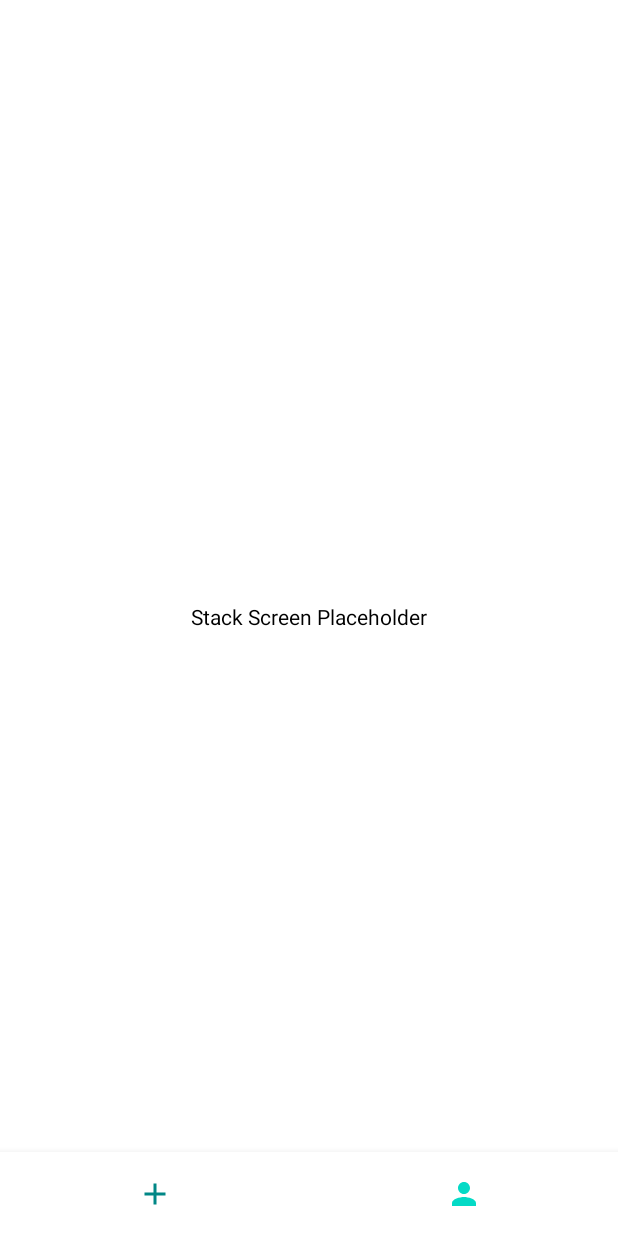
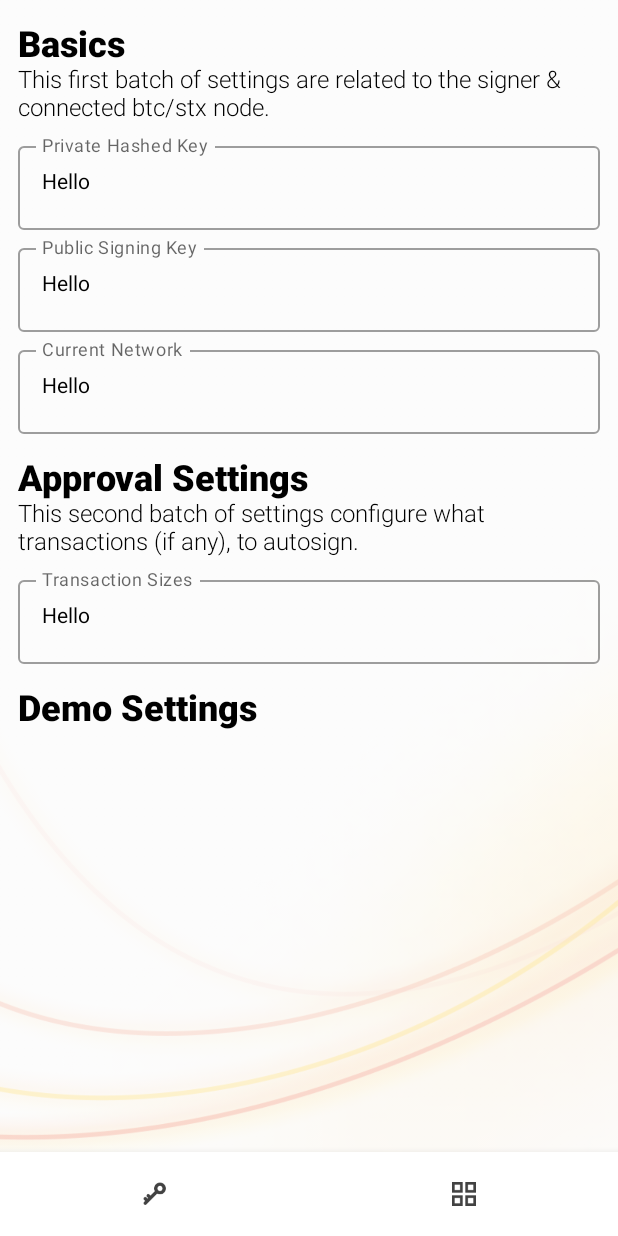
Before and after one commit to setzeus/STXSign, an Android app built with Jetpack Compose: the Stack screen opened through its navigation route, on a phone screen of 412 x 824 dp. Before the commit the screen is almost empty. Run offline under Robolectric (Android 15) with nearby library versions, the phone set to English and light mode, and no system bars.

```diff
--- a/app/src/main/java/com/example/stxsign/MainActivity.kt
+++ b/app/src/main/java/com/example/stxsign/MainActivity.kt
@@ -52,6 +52,8 @@ enum class TransactionType {
 enum class TransactionStatus {
     ABSTAIN, APPROVE, REJECT, UNSIGNED
 }
+
+//data class Configuration
 
 // Request Model
 data class Request(
@@ -237,7 +239,7 @@ fun MainLayout(coreViewModel: CoreViewModel) {
     ) {
         NavHost(navController = navController, startDestination = Screen.Sign.title) {
             composable(Screen.Stack.title) {
-                StackScreen()
+                StackScreen(navController = navController, navBackStackEntry, navBackStackEntry?.destination?.route, coreViewModel)
             }
             composable(Screen.Sign.title) {
                 SignScreen(navController = navController, navBackStackEntry, navBackStackEntry?.destination?.route, coreViewModel)
--- a/app/src/main/java/com/example/stxsign/NavScreens.kt
+++ b/app/src/main/java/com/example/stxsign/NavScreens.kt
@@ -1,3 +1,5 @@
+import androidx.compose.foundation.Image
+import androidx.compose.foundation.layout.size
 import androidx.compose.material.BottomNavigation
 import androidx.compose.material.BottomNavigationItem
 import androidx.compose.material.Icon
@@ -6,35 +8,49 @@ import androidx.compose.material.icons.Icons
 import androidx.compose.material.icons.filled.*
 import androidx.compose.runtime.Composable
 import androidx.compose.runtime.getValue
+import androidx.compose.ui.Alignment
 import androidx.compose.ui.graphics.vector.ImageVector
 import androidx.navigation.NavController
 import androidx.navigation.NavHostController
 import androidx.navigation.compose.currentBackStackEntryAsState
 import androidx.compose.ui.Modifier
+import androidx.compose.ui.draw.rotate
 import androidx.compose.ui.graphics.Color
+import androidx.compose.ui.layout.ContentScale
+import androidx.compose.ui.res.colorResource
+import androidx.compose.ui.res.painterResource
+import androidx.compose.ui.unit.dp
 import androidx.navigation.NavBackStackEntry
+import com.example.stxsign.R
 
-sealed class Screen(val route:String, val title:String, val icon:ImageVector) {
-    object Stack: Screen("stack", title = "Stack", icon = Icons.Default.Person)
-    object Sign: Screen("sign", title = "Sign", icon = Icons.Default.Refresh)
+sealed class Screen(val route:String, val title:String, val icon:Int) {
+    object Stack: Screen("stack", title = "Stack", icon = R.drawable.keyiconss)
+    object Sign: Screen("sign", title = "Sign", icon = R.drawable.gridiconss)
 }
 
-data class BottomNavigationItem(val route: String, val icon: ImageVector, val iconContentDescription: String)
+data class BottomNavigationItem(val route: String, val icon: Int, val iconContentDescription: String)
 
 val bottomNavigationItems = listOf(
-    BottomNavigationItem(Screen.Sign.title, Icons.Default.Add, Screen.Sign.title),
-    BottomNavigationItem(Screen.Stack.title, Icons.Default.Person, Screen.Stack.title),
+    BottomNavigationItem(Screen.Sign.title, R.drawable.keyiconss, Screen.Sign.title),
+    BottomNavigationItem(Screen.Stack.title, R.drawable.gridiconss, Screen.Stack.title),
 )
 
 @Composable
 fun STXSignBottomNavigation(navController: NavHostController, navBackStackEntry: NavBackStackEntry?, currentRoute: String?) {
-    BottomNavigation(modifier = Modifier, backgroundColor = androidx.compose.material.MaterialTheme.colors.background, contentColor = androidx.compose.material.MaterialTheme.colors.secondary) {
+    BottomNavigation(modifier = Modifier, backgroundColor = androidx.compose.material.MaterialTheme.colors.background, contentColor = colorResource( id = R.color.navClick_orange_100)) {
         //val currentRoute = navBackStackEntry?.destination?.route
 
         bottomNavigationItems.forEach { item ->
             BottomNavigationItem(
-                unselectedContentColor = androidx.compose.material.MaterialTheme.colors.secondaryVariant,
-                icon = { Icon(imageVector = item.icon, contentDescription = item.iconContentDescription) },
+                //unselectedContentColor = androidx.compose.material.MaterialTheme.colors.primary,
+                icon = { Image(
+                    painter = painterResource(id = item.icon),
+                    contentDescription = "Restfully Placeholder Coach Image",
+                    modifier = Modifier
+                        .size(16.dp)
+                        .rotate(180f),
+                    contentScale = ContentScale.Fit
+                ) },
                 selected = currentRoute == item.route,
                 onClick = {
                     navController.navigate(item.route) {
--- a/app/src/main/java/com/example/stxsign/StackScreen.kt
+++ b/app/src/main/java/com/example/stxsign/StackScreen.kt
@@ -7,10 +7,7 @@ import androidx.compose.foundation.background
 import androidx.compose.foundation.layout.*
 import androidx.compose.foundation.shape.RoundedCornerShape
 import androidx.compose.material.*
-import androidx.compose.runtime.Composable
 import androidx.compose.ui.Alignment
-import androidx.compose.ui.Modifier
-import androidx.compose.ui.graphics.Color
 import androidx.compose.ui.graphics.RectangleShape
 import androidx.compose.ui.layout.ContentScale
 import androidx.compose.ui.res.painterResource
@@ -18,18 +15,74 @@ import androidx.compose.ui.text.font.FontWeight
 import androidx.compose.ui.text.style.TextAlign
 import androidx.compose.ui.tooling.preview.Preview
 import androidx.compose.ui.unit.dp
+import androidx.navigation.NavBackStackEntry
+import androidx.navigation.NavHostController
 import androidx.navigation.compose.NavHost
 import androidx.navigation.compose.composable
 import androidx.navigation.compose.rememberNavController
+import androidx.compose.material.*
+import androidx.compose.runtime.*
+import androidx.compose.ui.Modifier
+import androidx.compose.ui.draw.paint
+import androidx.compose.ui.graphics.Color
+import androidx.compose.ui.text.font.FontStyle
+import androidx.compose.ui.text.input.TextFieldValue
+import androidx.compose.ui.unit.sp
 
 @Composable
-fun StackScreen() {
+fun StackScreen(navController: NavHostController, navBackStackEntry: NavBackStackEntry?, currentRoute: String?, coreViewModel: CoreViewModel) {
+
+    var text by remember { mutableStateOf("Hello") }
+
     Surface(
         modifier = Modifier.fillMaxSize(),
-        color = MaterialTheme.colors.background
+        //color = MaterialTheme.colors.background
     ) {
-        Box(modifier = Modifier.fillMaxSize(), contentAlignment = Alignment.Center) {
-            Text(text = "Stack Screen Placeholder")
+        Box(modifier = Modifier.fillMaxSize().paint(
+            painterResource(id = R.drawable.signviewbg),
+            contentScale = ContentScale.FillBounds,
+            alpha = 0.5f
+        )) {
+            Column(modifier = Modifier
+                .padding(horizontal = 12.dp)
+                .padding(top = 16.dp),
+                verticalArrangement = Arrangement.Top,
+            ) {
+                Text(text = "Basics", fontSize = 24.sp, fontWeight = FontWeight.Black, modifier = Modifier)
+                Text(text = "This first batch of settings are related to the signer & connected btc/stx node.", fontSize = 16.sp, fontWeight = FontWeight.Light, modifier = Modifier.fillMaxWidth().padding(bottom = 8.dp))
+                OutlinedTextField(
+                    value = text,
+                    onValueChange = { text = it },
+                    label = { Text("Private Hashed Key") },
+                    modifier = Modifier.fillMaxWidth().padding(bottom = 4.dp)
+                )
+                OutlinedTextField(
+                    value = text,
+                    onValueChange = { text = it },
+                    label = { Text("Public Signing Key") },
+                    modifier = Modifier.fillMaxWidth().padding(bottom = 4.dp)
+                )
+                OutlinedTextField(
+                    value = text,
+                    onValueChange = { text = it },
+                    label = { Text("Current Network") },
+                    modifier = Modifier.fillMaxWidth().padding(bottom = 16.dp)
+                )
+                Text(text = "Approval Settings", fontSize = 24.sp, fontWeight = FontWeight.Black, modifier = Modifier)
+                Text(text = "This second batch of settings configure what transactions (if any), to autosign.", fontSize = 16.sp, fontWeight = FontWeight.Light, modifier = Modifier.fillMaxWidth().padding(bottom = 8.dp))
+                // Default for approve all
+                // Below will be a ranged slider for min and/or max
+                OutlinedTextField(
+                    value = text,
+                    onValueChange = { text = it },
+                    label = { Text("Transaction Sizes") },
+                    modifier = Modifier.fillMaxWidth().padding(bottom = 16.dp)
+                )
+                Text(text = "Demo Settings", fontSize = 24.sp, fontWeight = FontWeight.Black, modifier = Modifier)
+                // On / off
+                // Randomize every 5 seconds
+                // button to save any changes made
+            }
         }
     }
 }
--- a/app/src/main/res/values/colors.xml
+++ b/app/src/main/res/values/colors.xml
@@ -3,8 +3,6 @@
     <color name="purple_200">#FFBB86FC</color>
     <color name="purple_500">#FF6200EE</color>
     <color name="purple_700">#FF3700B3</color>
-    <color name="teal_200">#FF03DAC5</color>
-    <color name="teal_700">#FF018786</color>
     <color name="black">#FF000000</color>
     <color name="white">#FFFFFFFF</color>
     <color name="offwhite_100">#FFFAFAFA</color>
@@ -17,6 +15,7 @@
     <color name="btc_yellow_500">#FFEA993E</color>
     <color name="sbtc_yellow_200">#AAF1BA73</color>
     <color name="sbtc_yellow_500">#FFF1BA73</color>
+    <color name="navClick_orange_100">#CCF4BD62</color>
     <color name="green_tag_500">#FF7CDF17</color>
     <color name="green_text_900">#FF366A00</color>
 
```
Also changed, not shown: app/src/main/java/com/example/stxsign/SignScreen.kt (+0 -10 lines).
